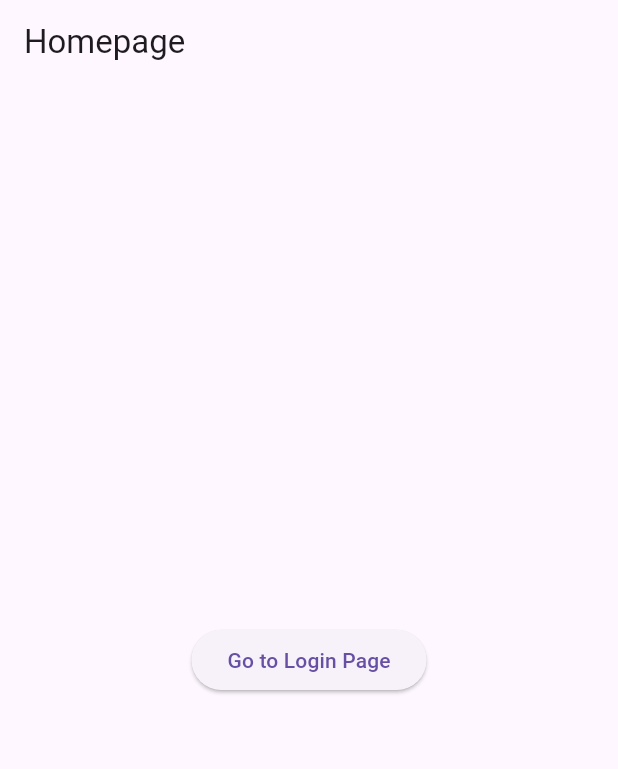
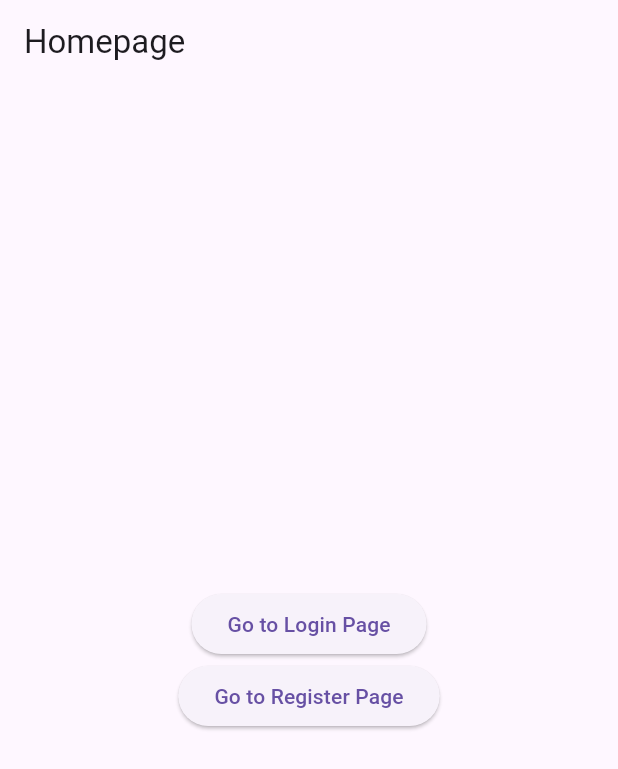
Before and after one commit to Maisho20/Dompet-digital, a Flutter app: the screen it shows after launch, on a phone screen of 412 x 824 dp. Shown: the top 769 px of the screen. Run offline on Flutter 3.47's test engine with Material 3 defaults, Android fonts, the phone set to English and light mode, and no system bars.

Commit message:
Update home page

```diff
--- a/lib/pages/hompage.dart
+++ b/lib/pages/hompage.dart
@@ -1,8 +1,7 @@
-//import material.dart
 import 'package:flutter/material.dart';
 
 class homepage extends StatelessWidget {
-  const homepage({Key? key});
+  const homepage({super.key});
 
   @override
   Widget build(BuildContext context) {
@@ -11,11 +10,22 @@ class homepage extends StatelessWidget {
         title: const Text('Homepage'),
       ),
       body: Center(
-        child: ElevatedButton(
-          onPressed: () {
-            Navigator.pushNamed(context, '/login');
-          },
-          child: const Text('Go to Login Page'),
+        child: Column(
+          mainAxisAlignment: MainAxisAlignment.center,
+          children: <Widget>[
+            ElevatedButton(
+              onPressed: () {
+                Navigator.pushNamed(context, '/login');
+              },
+              child: const Text('Go to Login Page'),
+            ),
+            ElevatedButton(
+              onPressed: () {
+                Navigator.pushNamed(context, '/register');
+              },
+              child: const Text('Go to Register Page'),
+            ),
+          ],
         ),
       ),
     );
--- a/lib/pages/login.dart
+++ b/lib/pages/login.dart
@@ -1,7 +1,7 @@
 import 'package:flutter/material.dart';
 
 class LoginPage extends StatelessWidget {
-  const LoginPage({Key? key});
+  const LoginPage({super.key});
 
   @override
   Widget build(BuildContext context) {
--- a/lib/pages/register.dart
+++ b/lib/pages/register.dart
@@ -2,7 +2,7 @@
 import 'package:flutter/material.dart';
 
 class RegisterPage extends StatelessWidget {
-  const RegisterPage({Key? key});
+  const RegisterPage({super.key});
 
   @override
   Widget build(BuildContext context) {
```
Also changed, not shown: 1 other file.
